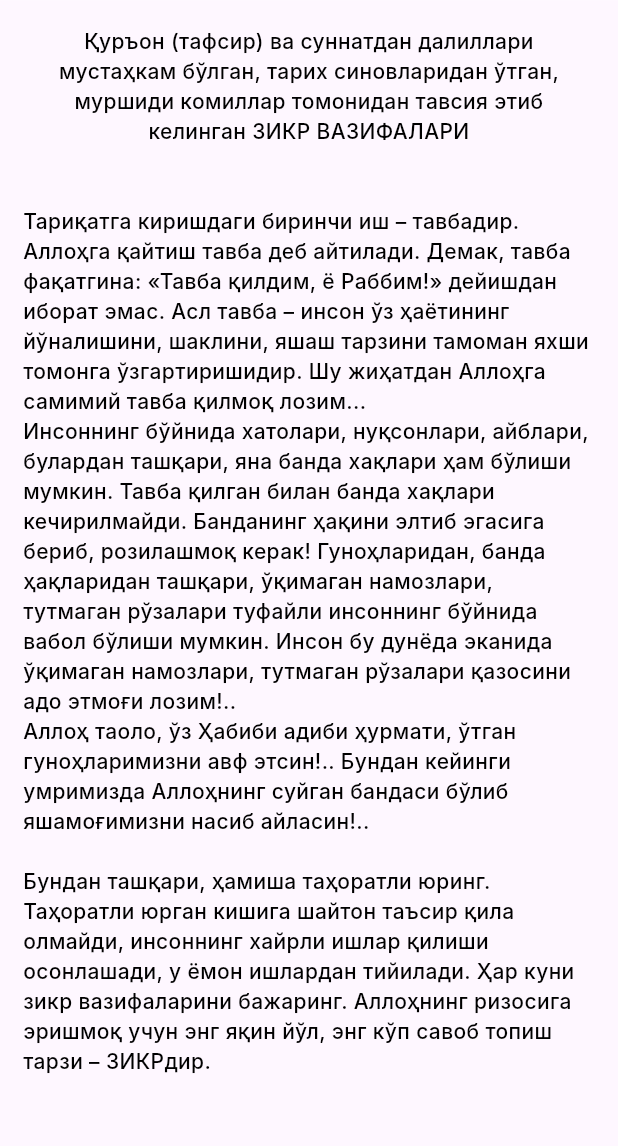
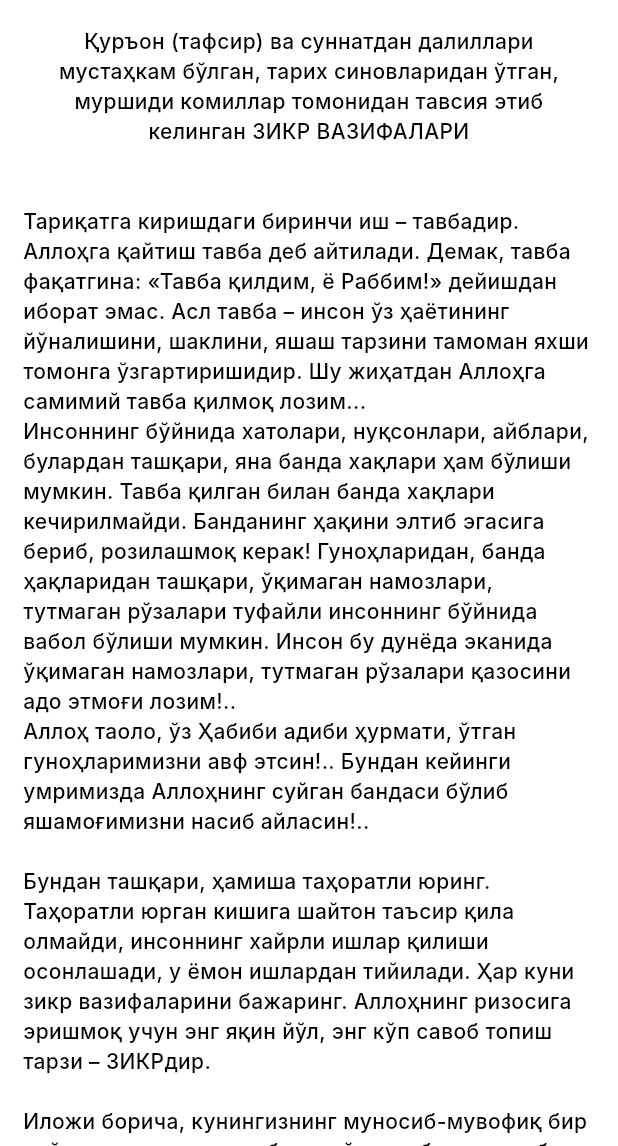
Before and after one commit to UMD-GROUP/avrodi_sharif, a Flutter app: the LifeMentions screen opened by its route, on a phone screen of 412 x 824 dp, the part 90-1236 px from its top. Run offline on Flutter 3.47's test engine with Material 3 defaults, Android fonts, the phone set to English and light mode, and no system bars; drawn by our look-alikes of zoom_tap_animation; our stand-ins replace adaptive_theme, cloud_firestore, equatable, flutter_bloc, flutter_screenutil, flutter_svg and 2 more; missing offline and left inert: arabic_font; accounts and stored records are empty; network calls fail; Roboto replaces fonts that are missing (Inter).

Commit message:
problems fixed

```diff
--- a/lib/data/all_data/all_data.dart
+++ b/lib/data/all_data/all_data.dart
@@ -1848,10 +1848,10 @@ String aboutDua = """
 String aboutAvrod = """
 Бисмиллаҳир роҳманир роҳийм
 Аллоҳ таолога сўзсиз хамду санолар, хазрати Расулуллоҳга чексиз салоту саломлар бўлсин.
-    Ушбу авроди шариф ер юзидаги энг шарафли энг ишончли дуо китобларидан ҳисобланади. Чунки у мйқаддас Қуръони карим оятлари ва энг саҳиҳ хадиси шарифлар асосида тузилган.
+    Ушбу авроди шариф ер юзидаги энг шарафли энг ишончли дуо китобларидан ҳисобланади. Чунки у мyқаддас Қуръони карим оятлари ва энг саҳиҳ хадиси шарифлар асосида тузилган.
 "Аврод" - "вирд" сўзининг кўплиги бўлиб, хар кун, доимий бажариб туриладиган вазифалар, дуолар деган маънони билдиради.
- Ушбу Аврод қадимий тарихга эгадур. Уни, дастлаб, Муҳаммад ибн Усома ( Усома ибн Зайд розияллоҳу анҳунинг ўғиллари ) Исфахон шаҳрида тасниф этганлар. Таснифнинг ягона ва нодир қўлёзма нусхаси П-2177 рақами, ягона тошбосма нусхаси, Л 23240 - рақами остида "Авроди Қуръония"/" Жавоҳир ул-Қурон деган ном билан Ўзбекистон фанлар академияси Абу Райхон Беруний номидаги Шарқшунослик институти қўлёзмалар ҳазинасида сақланади (46-54 саҳифалар). Китоб Бухорода хижрий 1295, милодий 1878 йилда Амир Аркининг қорийси ва хаттоти Қорий Абдурраҳийм томонидан кўчирилган. (" Қашф уз-зунун" китобида бу тасниф "Ал-авроди саба" (" Етти кунлик видрлар ") деб аталиб, мусанниф аш-шайх аз-зоҳид Мухйиддин ибн Усома дейилган.)
-  Нақлга кўра, Муҳаммад ибн Усома бир вақт Ажам ( Исфахон шаҳри)да этиқоди бузуқ бир қавмнинг қўлига асир тушиб қоладилар. У кишини хибс этишади. Шунда у киши хазрати Пайғамбаримиз соллолоҳу алайҳи ва салламни тушида кўрадилар. Хазрати Росулуллоҳ; " Эй Ибн Усома! Бу холингдан ғамгин бўлма! Туриб, Мусхаф (Қуръонни карим)дан ҳафтанинг етти куни учун етти вирд (вазифа ва дуолар ) чиқаргин!" дейдилар.  Ибн усома етти кун учун Қуръондан гулчин қилиб, ушбу видрларни чиқарадилар ва уни ўқиб, хибсдан халос бўладилар:
+ Ушбу Аврод қадимий тарихга эгадур. Уни, дастлаб, Муҳаммад ибн Усома ( Усома ибн Зайд розияллоҳу анҳунинг ўғиллари ) Исфахон шаҳрида тасниф этганлар. Таснифнинг ягона ва нодир қўлёзма нусхаси П-2177 рақами, ягона тошбосма нусхаси, Л 23240 - рақами остида "Авроди Қуръония"/" Жавоҳир ул-Қурон деган ном билан Ўзбекистон фанлар академияси Абу Райхон Беруний номидаги Шарқшунослик институти қўлёзмалар ҳазинасида сақланади (46-54 саҳифалар). Китоб Бухорода хижрий 1295, милодий 1878 йилда Амир Аркининг қорийси ва хаттоти Қорий Абдурраҳийм томонидан кўчирилган. (" Қашф уз-зунун" китобида бу тасниф "Ал-авроди саба" (" Етти кунлик вирдлар ") деб аталиб, мусанниф аш-шайх аз-зоҳид Мухйиддин ибн Усома дейилган.)
+  Нақлга кўра, Муҳаммад ибн Усома бир вақт Ажам (Исфахон шаҳри)да этиқоди бузуқ бир қавмнинг қўлига асир тушиб қоладилар. У кишини хибс этишади. Шунда у киши хазрати Пайғамбаримиз соллолоҳу алайҳи ва салламни тушида кўрадилар. Хазрати Росулуллоҳ; " Эй Ибн Усома! Бу холингдан ғамгин бўлма! Туриб, Мусхаф (Қуръонни карим)дан ҳафтанинг етти куни учун етти вирд (вазифа ва дуолар ) чиқаргин!" дейдилар.  Ибн усома етти кун учун Қуръондан гулчин қилиб, ушбу видрларни чиқарадилар ва уни ўқиб, хибсдан халос бўладилар:
 1) Жума куни учун хамду сано оятлари;
 2) Шанба куни учун тавба-истиғфор оятлари;
 3) Якшанба куни учун тасбех оятлари;
--- a/lib/ui/dailly_zikr/ui/daily_zikr_page.dart
+++ b/lib/ui/dailly_zikr/ui/daily_zikr_page.dart
@@ -42,10 +42,12 @@ class DailyZikrPage extends StatelessWidget {
                       ZikrItem(
                           onTap: () {
                             Navigator.pushNamed(
-                                context, RouteName.liveMentions);
+                              context,
+                              RouteName.liveMentions,
+                            );
                           },
                           title: "Ҳаётбахш зикрлар",
-                          zikrWidth: 0.916.sw,
+                          zikrWidth: 0.905.sw,
                           icon: AppIcons.starHands),
                       // ZikrItem(
                       //   onTap: () {
--- a/lib/ui/live_mentions/live_mentions.dart
+++ b/lib/ui/live_mentions/live_mentions.dart
@@ -6,17 +6,18 @@ class LifeMentions extends StatelessWidget {
   @override
   Widget build(BuildContext context) {
     return Scaffold(
+      backgroundColor: AdaptiveTheme.of(context).theme.focusColor,
       body: SafeArea(
         child: Column(
           children: [
             GlobalAppBar(AppBarType.withSettingsAndPop,
                 title: "Ҳаётбахш зикрлар"),
-            SizedBox(
-              height: height(context) * 0.89,
-              width: double.infinity,
-              child: BlocBuilder<SettingsBloc,SettingsState>(builder: (BuildContext context, state) {
+            Expanded(
+              child: BlocBuilder<SettingsBloc, SettingsState>(
+                builder: (BuildContext context, state) {
                   return ListView(
-                  padding: EdgeInsets.symmetric(horizontal: 16.w, vertical: 20.h),
+                    padding:
+                        EdgeInsets.symmetric(horizontal: 16.w, vertical: 20.h),
                     children: [
                       Text(
                           textAlign: TextAlign.center,
@@ -25,13 +26,17 @@ class LifeMentions extends StatelessWidget {
                             fontSize: state.fontSize.toDouble(),
                           ),
                           """Қуръон (тафсир) ва суннатдан далиллари мустаҳкам бўлган, тарих синовларидан ўтган, муршиди комиллар томонидан тавсия этиб келинган ЗИКР ВАЗИФАЛАРИ"""),
-                    Text(lifeMentions,style: AppTextStyles.labelLarge(
+                      Text(
+                        lifeMentions,
+                        style: AppTextStyles.labelLarge(
                           context,
                           fontSize: state.fontSize.toDouble(),
-                    ),),
+                        ),
+                      ),
                     ],
                   );
-              },)
+                },
+              ),
             )
           ],
         ),
--- a/lib/ui/prayers_in_hadith/prayers_in_hadith.dart
+++ b/lib/ui/prayers_in_hadith/prayers_in_hadith.dart
@@ -33,11 +33,7 @@ class PrayersInHadithPage extends StatelessWidget {
                           Text(
                             prayersInHadith[index].arabic,
                             textAlign: TextAlign.right,
-                            style: AppTextStyles.labelLarge(
-                              context,
-                              fontSize: state.fontSize.toDouble(),
-                              fontWeight: FontWeight.bold,
-                            ),
+                            style: getArabicStyle(context, state.fontSize),
                           ),
                           SizedBox(height: 10.h),
                           Text(
--- a/lib/ui/zikr/ui/zikr_page.dart
+++ b/lib/ui/zikr/ui/zikr_page.dart
@@ -13,8 +13,6 @@ class ZikrPage extends StatelessWidget {
 
   @override
   Widget build(BuildContext context) {
-    // int fontSize = StorageService().getInt(boxName, key)
-    // print(fontSize);
     return Scaffold(
       backgroundColor: AdaptiveTheme.of(context).theme.focusColor,
       body: SafeArea(
--- a/lib/utils/constants/app_text_styles.dart
+++ b/lib/utils/constants/app_text_styles.dart
@@ -74,8 +74,12 @@ class AppTextStyles {
           fontWeight: fontWeight ?? FontWeight.w600,
           fontSize: fontSize ?? fontSize,
           color: color ?? AdaptiveTheme.of(context).theme.hintColor);
-  static TextStyle labelLarge(context,
-          {Color? color, double? fontSize, FontWeight? fontWeight}) =>
+  static TextStyle labelLarge(
+    context, {
+    Color? color,
+    double? fontSize,
+    FontWeight? fontWeight,
+  }) =>
       TextStyle(
           fontFamily: "Inter",
           fontWeight: fontWeight ?? FontWeight.w500,
--- a/pubspec.yaml
+++ b/pubspec.yaml
@@ -52,6 +52,7 @@ dependencies:
 
   rename: ^3.0.2
   icons_launcher: ^2.1.7
+  arabic_font: ^0.0.9
 
 dev_dependencies:
   flutter_test:
```
Also changed, not shown: lib/ui/creation_room/ui/creation_room_page.dart (+3 -15 lines), lib/ui/quran_ayat/quran_ayat_page.dart (+2 -6 lines), lib/ui/settings/ui/widgets/setting_item.dart (+12 -6 lines), lib/ui/zikr/ui/widget/verse_item.dart (+9 -11 lines), lib/utils/tools/assistants.dart (+9 -0 lines), pubspec.lock, 4 other files. Lines whose indentation alone changed are shown as unchanged.
